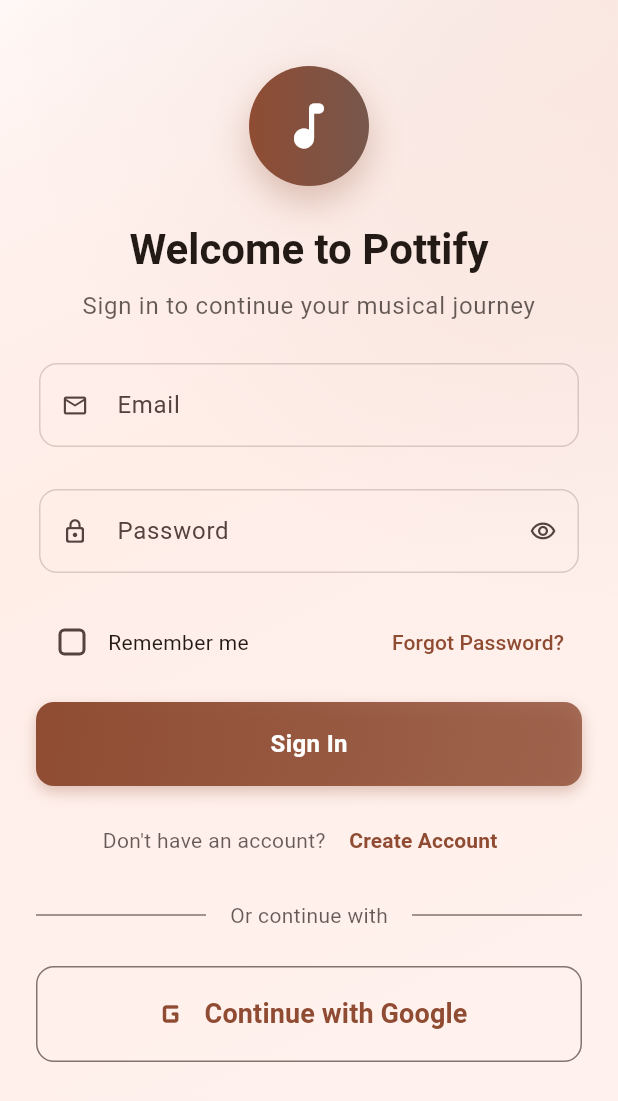
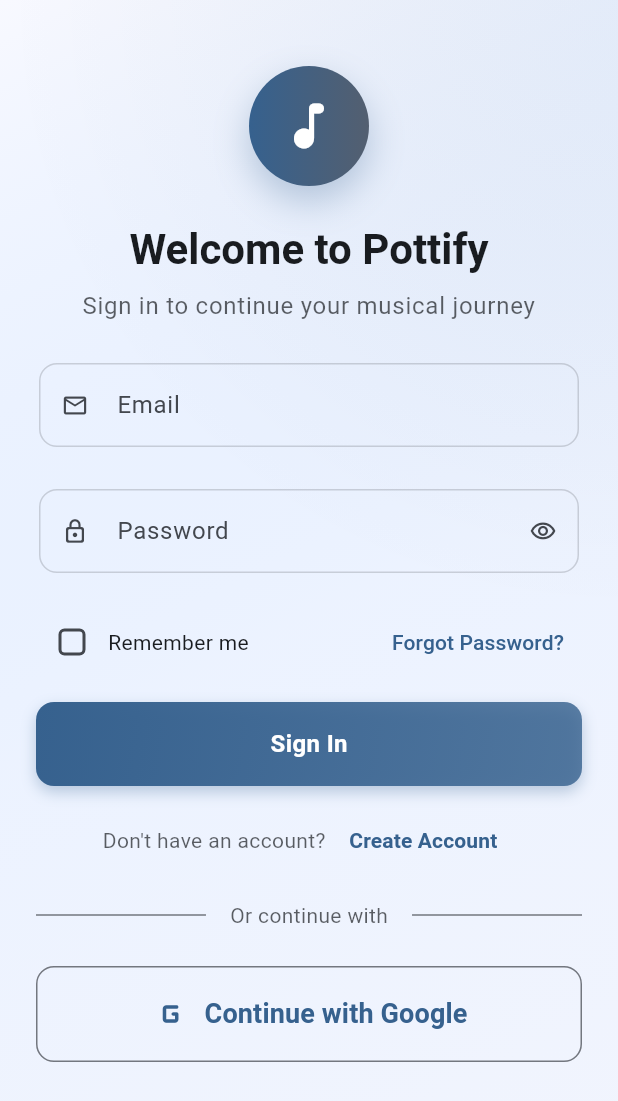
Before and after one commit to karan-suthar03/pottify-android, a Flutter app: the screen it shows after launch, on a phone screen of 412 x 824 dp. Shown: the top 1101 px of the screen. Run offline on Flutter 3.47's test engine with Material 3 defaults, Android fonts, the phone set to English and light mode, and no system bars; our stand-ins replace just_audio, shared_preferences; accounts and stored records are empty.

Commit message:
Refactor: Apply color scheme to dialogs and music players

```diff
--- a/lib/main.dart
+++ b/lib/main.dart
@@ -23,32 +23,8 @@ class PottifyApp extends StatelessWidget {
       theme: ThemeData(
         useMaterial3: true,
         colorScheme: ColorScheme.fromSeed(
-          seedColor: Colors.brown,
+          seedColor: Colors.blue,
           brightness: Brightness.light,
-        ),
-        inputDecorationTheme: InputDecorationTheme(
-          filled: true,
-          fillColor: Colors.grey.shade50,
-          border: OutlineInputBorder(
-            borderRadius: BorderRadius.circular(12),
-            borderSide: BorderSide.none,
-          ),
-          enabledBorder: OutlineInputBorder(
-            borderRadius: BorderRadius.circular(12),
-            borderSide: BorderSide.none,
-          ),
-          focusedBorder: OutlineInputBorder(
-            borderRadius: BorderRadius.circular(12),
-            borderSide: BorderSide(color: Theme.of(context).colorScheme.primary, width: 2),
-          ),
-          errorBorder: OutlineInputBorder(
-            borderRadius: BorderRadius.circular(12),
-            borderSide: const BorderSide(color: Colors.red, width: 2),
-          ),
-          focusedErrorBorder: OutlineInputBorder(
-            borderRadius: BorderRadius.circular(12),
-            borderSide: const BorderSide(color: Colors.red, width: 2),
-          ),
         ),
         elevatedButtonTheme: ElevatedButtonThemeData(
           style: ElevatedButton.styleFrom(
@@ -64,30 +40,6 @@ class PottifyApp extends StatelessWidget {
         colorScheme: ColorScheme.fromSeed(
           seedColor: Colors.blue,
           brightness: Brightness.dark,
-        ),
-        inputDecorationTheme: InputDecorationTheme(
-          filled: true,
-          fillColor: Colors.grey.shade900,
-          border: OutlineInputBorder(
-            borderRadius: BorderRadius.circular(12),
-            borderSide: BorderSide.none,
-          ),
-          enabledBorder: OutlineInputBorder(
-            borderRadius: BorderRadius.circular(12),
-            borderSide: BorderSide.none,
-          ),
-          focusedBorder: OutlineInputBorder(
-            borderRadius: BorderRadius.circular(12),
-            borderSide: BorderSide(color: Theme.of(context).colorScheme.primary, width: 2),
-          ),
-          errorBorder: OutlineInputBorder(
-            borderRadius: BorderRadius.circular(12),
-            borderSide: const BorderSide(color: Colors.red, width: 2),
-          ),
-          focusedErrorBorder: OutlineInputBorder(
-            borderRadius: BorderRadius.circular(12),
-            borderSide: const BorderSide(color: Colors.red, width: 2),
-          ),
         ),
         elevatedButtonTheme: ElevatedButtonThemeData(
           style: ElevatedButton.styleFrom(
```
Also changed, not shown: lib/pages/home/search_bar.dart (+7 -0 lines), lib/pages/profile/utils/profile_dialogs.dart (+24 -21 lines), lib/widgets/expanded_music_player.dart (+6 -6 lines), lib/widgets/floating_music_player.dart (+8 -6 lines).
